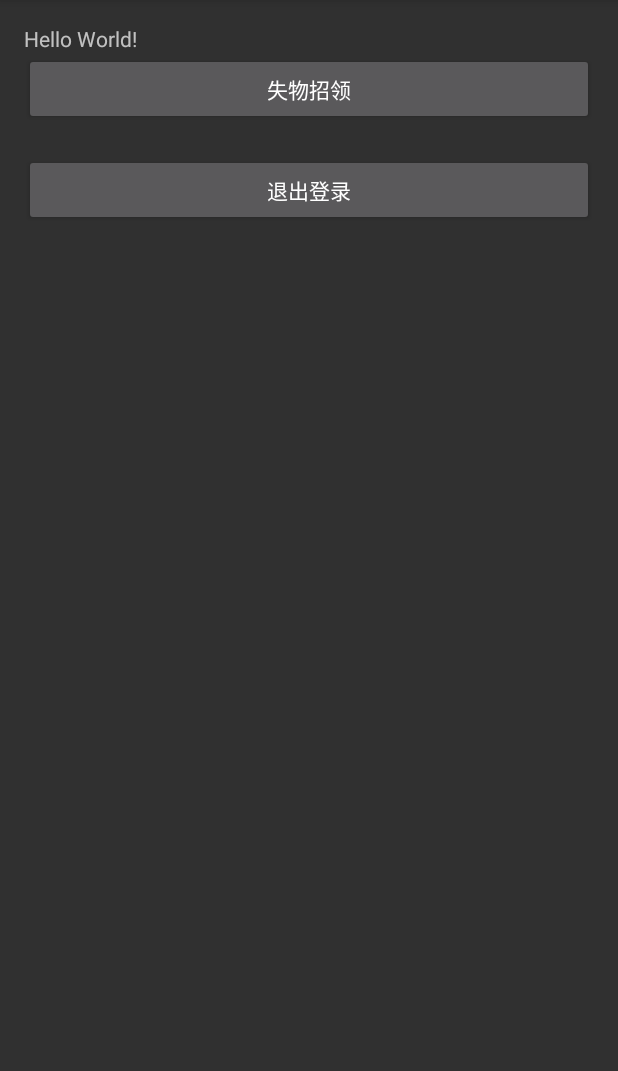
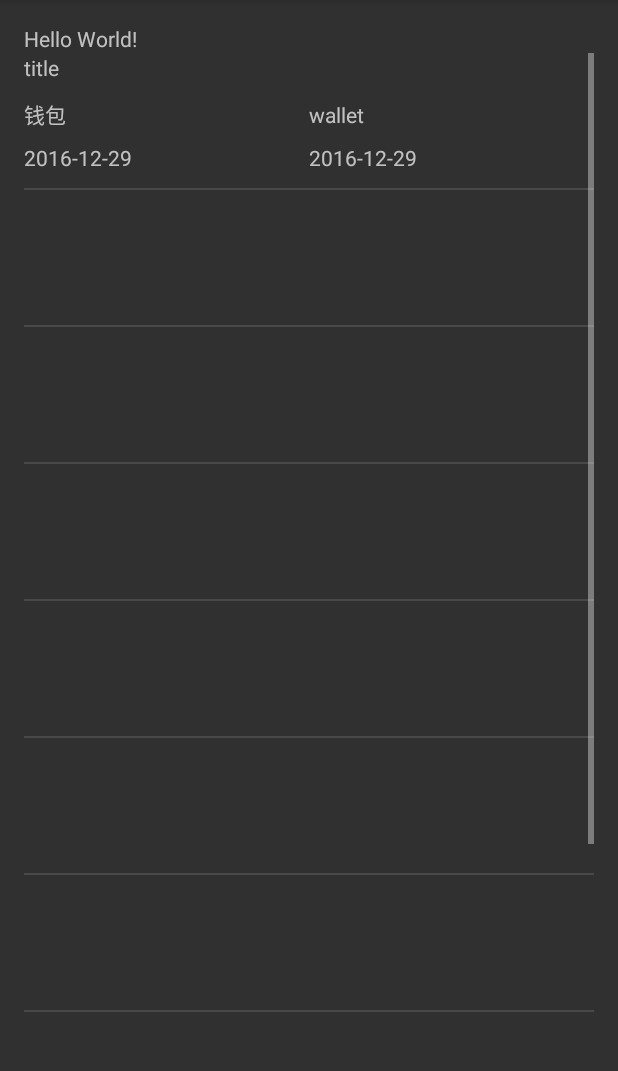
Before and after one commit to HiddenSnail/Flosing, an Android app: the MainActivity screen opened directly, with no data from a screen before it, on a phone screen of 412 x 824 dp, the part 84-1155 px from its top. Run offline under Robolectric (Android 15) with nearby library versions, the phone set to English and light mode, and no system bars; libraries missing offline, so code that uses them is left out: com.avos.avoscloud; 2 statements that could not run were skipped.

Commit message:
增加初版listview，未添加图片预览和上拉刷新与下拉加载功能

```diff
--- a/Flosing/app/src/main/java/com/our/flosing/MainActivity.java
+++ b/Flosing/app/src/main/java/com/our/flosing/MainActivity.java
@@ -5,24 +5,40 @@ import android.support.v7.app.AppCompatActivity;
 import android.os.Bundle;
 import android.view.View;
 import android.widget.Button;
+import android.widget.ListView;
 
 import com.avos.avoscloud.AVUser;
+import com.our.flosing.bean.LostCard;
+import com.our.flosing.bean.LostCardAdapter;
 import com.our.flosing.view.LoginActivity;
 import com.our.flosing.view.LostPublishActivity;
 
+import java.util.ArrayList;
+import java.util.Date;
+import java.util.List;
+import java.util.Locale;
+
 public class MainActivity extends AppCompatActivity {
+
+    private List<LostCard> lostCards = new ArrayList<LostCard>();
 
     @Override
     protected void onCreate(Bundle savedInstanceState) {
         super.onCreate(savedInstanceState);
         setContentView(R.layout.activity_main);
 
+        LostCardAdapter lostCardAdapter = new LostCardAdapter(MainActivity.this, R.layout.lostcard_item, lostCards);
+        ListView listView = (ListView) findViewById(R.id.listview_lostcards);
+        listView.setAdapter(lostCardAdapter);
+
+        initLostCards();
+
         Button logout = (Button) findViewById(R.id.logout);
         logout.setOnClickListener(new View.OnClickListener() {
             @Override
             public void onClick(View view) {
                 AVUser.getCurrentUser().logOut();
-                startActivity(new Intent(MainActivity.this,LoginActivity.class));
+                startActivity(new Intent(MainActivity.this, LoginActivity.class));
                 MainActivity.this.finish();
             }
         });
@@ -35,4 +51,34 @@ public class MainActivity extends AppCompatActivity {
             }
         });
     }
+
+    private void initLostCards() {
+        LostCard lostCard1 = new LostCard();
+        lostCard1.setTitle("title");
+        lostCard1.setName("wallet");
+        lostCard1.setType("钱包");
+        lostCard1.setSDate(new Date());
+        lostCard1.setEDate(new Date());
+        lostCards.add(lostCard1);
+        LostCard lostCard2 = new LostCard();
+        lostCards.add(lostCard2);
+        LostCard lostCard3 = new LostCard();
+        lostCards.add(lostCard3);
+        LostCard lostCard4 = new LostCard();
+        lostCards.add(lostCard4);
+        LostCard lostCard5 = new LostCard();
+        lostCards.add(lostCard5);
+        LostCard lostCard6 = new LostCard();
+        lostCards.add(lostCard6);
+        LostCard lostCard7 = new LostCard();
+        lostCards.add(lostCard7);
+        LostCard lostCard8 = new LostCard();
+        lostCards.add(lostCard8);
+        LostCard lostCard9 = new LostCard();
+        lostCards.add(lostCard9);
+        LostCard lostCard10 = new LostCard();
+        lostCards.add(lostCard10);
+        LostCard lostCard11 = new LostCard();
+        lostCards.add(lostCard11);
+    }
 }
--- /dev/null
+++ b/Flosing/app/src/main/java/com/our/flosing/bean/LostCardAdapter.java
@@ -0,0 +1,59 @@
+package com.our.flosing.bean;
+
+import android.content.Context;
+import android.icu.text.DateFormat;
+import android.icu.text.SimpleDateFormat;
+import android.view.LayoutInflater;
+import android.view.View;
+import android.view.ViewGroup;
+import android.widget.ArrayAdapter;
+import android.widget.TextView;
+
+import com.our.flosing.R;
+
+import java.util.List;
+
+/**
+ * Created by RunNishino on 2016/12/29.
+ */
+
+
+//TODO:未添加图片
+public class LostCardAdapter extends ArrayAdapter<LostCard> {
+
+    private int resourceId;
+
+    public LostCardAdapter(Context context, int textViewResourceId, List<LostCard> lostCards){
+        super(context,textViewResourceId,lostCards);
+        resourceId = textViewResourceId;
+    }
+
+    @Override
+    public View getView(int position, View convertView, ViewGroup parent){
+        LostCard lostCard = getItem(position);
+        View view = LayoutInflater.from(getContext()).inflate(resourceId,null);
+
+        TextView lostCardTitle = (TextView) view.findViewById(R.id.lostcard_title);
+        TextView lostCardName = (TextView) view.findViewById(R.id.lostcard_name);
+        TextView lostCardType = (TextView) view.findViewById(R.id.lostcard_type);
+        TextView lostCardSDate = (TextView) view.findViewById(R.id.lostcard_sDate);
+        TextView lostCardEDate = (TextView) view.findViewById(R.id.lostcard_eDate);
+
+        String sDate;
+        String eDate;
+
+        DateFormat sdf = new SimpleDateFormat("yyyy-MM-dd");
+        sDate = sdf.format(lostCard.getSDate());
+        eDate = sdf.format(lostCard.getEDate());
+
+
+        lostCardTitle.setText(lostCard.getTitle());
+        lostCardName.setText(lostCard.getName());
+        lostCardType.setText(lostCard.getType());
+        lostCardSDate.setText(sDate);
+        lostCardEDate.setText(eDate);
+
+
+        return view;
+    }
+}
--- a/Flosing/app/src/main/java/com/our/flosing/view/LostPublishActivity.java
+++ b/Flosing/app/src/main/java/com/our/flosing/view/LostPublishActivity.java
@@ -31,7 +31,6 @@ import java.util.Locale;
  */
 
 
-//TODO:界面布局修改，时间
 public class LostPublishActivity extends AppCompatActivity implements ILostPublishView {
     static private LostPublishPresenter lostPublishPresenter;
 
--- a/Flosing/app/src/main/res/layout/activity_main.xml
+++ b/Flosing/app/src/main/res/layout/activity_main.xml
@@ -1,5 +1,5 @@
 <?xml version="1.0" encoding="utf-8"?>
-<RelativeLayout xmlns:android="http://schemas.android.com/apk/res/android"
+<LinearLayout xmlns:android="http://schemas.android.com/apk/res/android"
     xmlns:tools="http://schemas.android.com/tools"
     android:id="@+id/activity_main"
     android:layout_width="match_parent"
@@ -13,12 +13,21 @@
     <LinearLayout
         android:layout_width="match_parent"
         android:layout_height="match_parent"
-        android:orientation="vertical">
+        android:orientation="vertical"
+        android:weightSum="1">
     <TextView
         android:layout_width="wrap_content"
         android:layout_height="wrap_content"
         android:text="Hello World!"
         android:id="@+id/textView" />
+
+        <ListView
+            android:id="@+id/listview_lostcards"
+            android:layout_width="match_parent"
+            android:layout_height="345dp"
+            android:layout_weight="1.49">
+
+        </ListView>
 
         <Button
             android:id="@+id/lost_publish"
@@ -38,4 +47,4 @@
         android:layout_alignParentStart="true" />
 
     </LinearLayout>
-</RelativeLayout>
+</LinearLayout>
--- /dev/null
+++ b/Flosing/app/src/main/res/layout/lostcard_item.xml
@@ -0,0 +1,43 @@
+<?xml version="1.0" encoding="utf-8"?>
+<LinearLayout xmlns:android="http://schemas.android.com/apk/res/android"
+    android:orientation="vertical" android:layout_width="match_parent"
+    android:layout_height="match_parent">
+
+    <TextView
+        android:id="@+id/lostcard_title"
+        android:layout_width="match_parent"
+        android:layout_height="30dp" />
+    <LinearLayout
+        android:layout_width="match_parent"
+        android:layout_height="wrap_content">
+
+        <TextView
+            android:id="@+id/lostcard_type"
+            android:layout_width="match_parent"
+            android:layout_height="30sp"
+            android:layout_weight="1"/>
+        <TextView
+            android:id="@+id/lostcard_name"
+            android:layout_width="match_parent"
+            android:layout_height="30sp"
+            android:layout_weight="1"/>
+
+    </LinearLayout>
+
+    <LinearLayout
+        android:layout_width="match_parent"
+        android:layout_height="wrap_content">
+
+        <TextView
+            android:id="@+id/lostcard_sDate"
+            android:layout_width="match_parent"
+            android:layout_height="30sp"
+            android:layout_weight="1"/>
+        <TextView
+            android:id="@+id/lostcard_eDate"
+            android:layout_width="match_parent"
+            android:layout_height="30sp"
+            android:layout_weight="1"/>
+    </LinearLayout>
+
+</LinearLayout>
```
Lines whose indentation alone changed are shown as unchanged.
